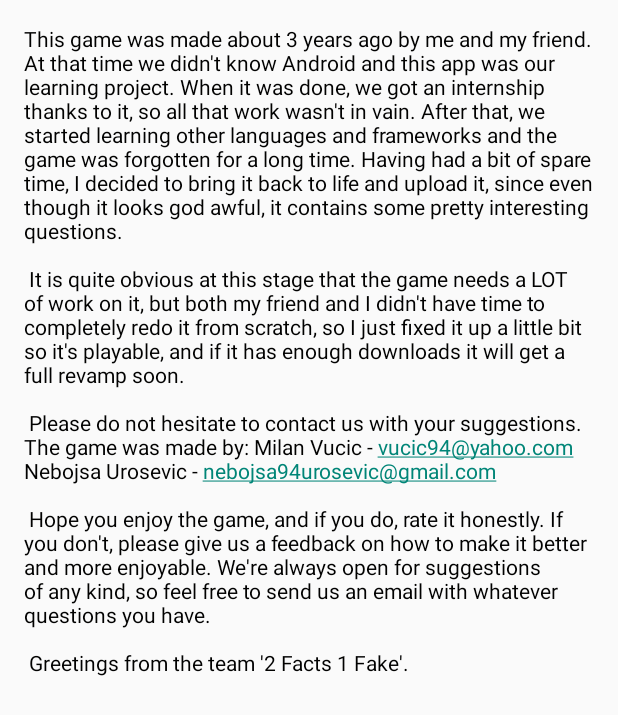
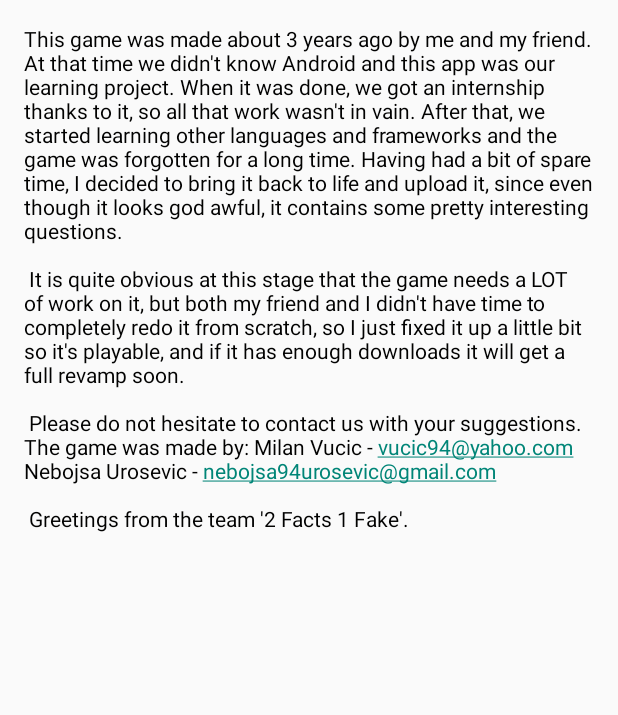
Before and after one commit to MilanVucic/TwoFactsOneFake, an Android app: the AboutActivity screen opened directly, with no data from a screen before it, on a phone screen of 412 x 824 dp. Shown: the top 715 px of the screen. Run offline under Robolectric (Android 15) with nearby library versions, the phone set to English and light mode, and no system bars; our stand-ins replace CircleImageView.

Commit message:
about text

```diff
--- a/app/src/main/res/values/strings.xml
+++ b/app/src/main/res/values/strings.xml
@@ -81,10 +81,6 @@ The game was made by:
 	Milan Vucic - vucic94@yahoo.com
 	Nebojsa Urosevic - nebojsa94urosevic@gmail.com\n\n
 
-Hope you enjoy the game, and if you do, rate it honestly. If you don\'t, please give us a feedback
-on how to make it better and more enjoyable. We\'re always open for suggestions of any kind,
-so feel free to send us an email with whatever questions you have.\n\n
-
 Greetings from the team \'2 Facts 1 Fake\'.</string>
     <string name="title_activity_feed_back">Feedback</string>
     <string name="play">play</string>
```
